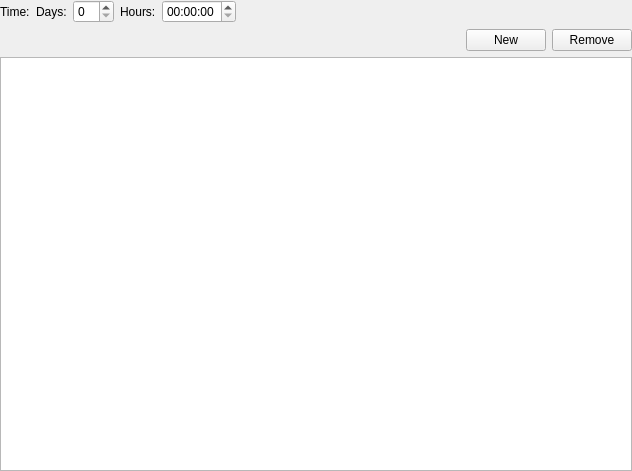
Old version of the form src/hanlendar/ui/widget/reminderwidget.ui in the repository anetczuk/hanlendar.
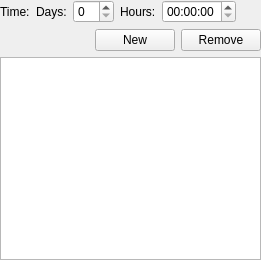
New version of the form.

```diff
--- a/src/hanlendar/ui/widget/reminderwidget.ui
+++ b/src/hanlendar/ui/widget/reminderwidget.ui
@@ -6,8 +6,8 @@
    <rect>
     <x>0</x>
     <y>0</y>
-    <width>632</width>
-    <height>471</height>
+    <width>261</width>
+    <height>260</height>
    </rect>
   </property>
   <property name="windowTitle">
```
